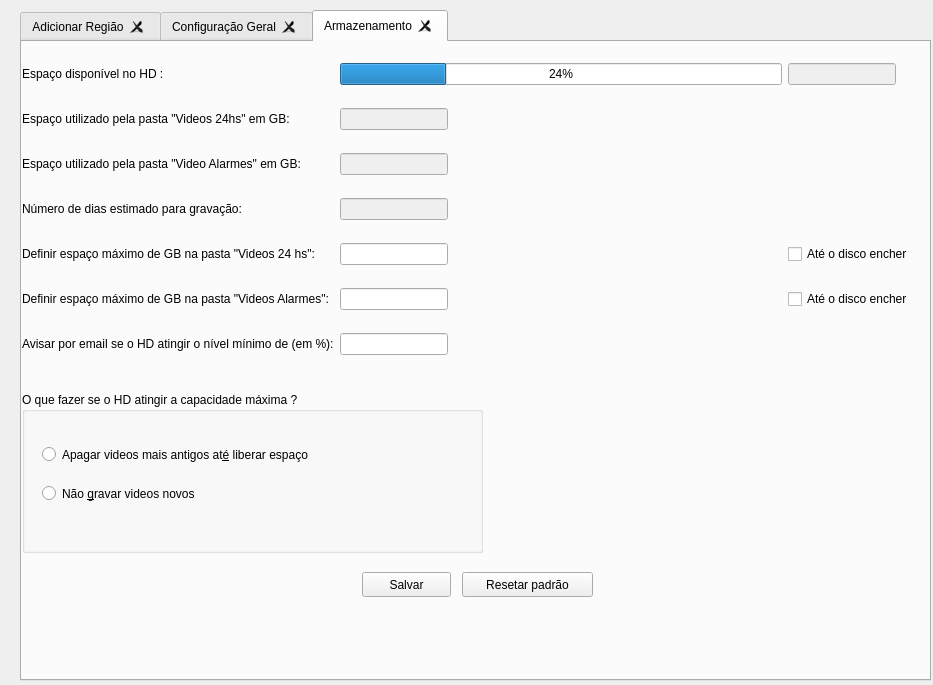
Before: the Qt Designer form mainForm.ui in noldorj/Personal-Home-Guard, drawn with Qt 5.
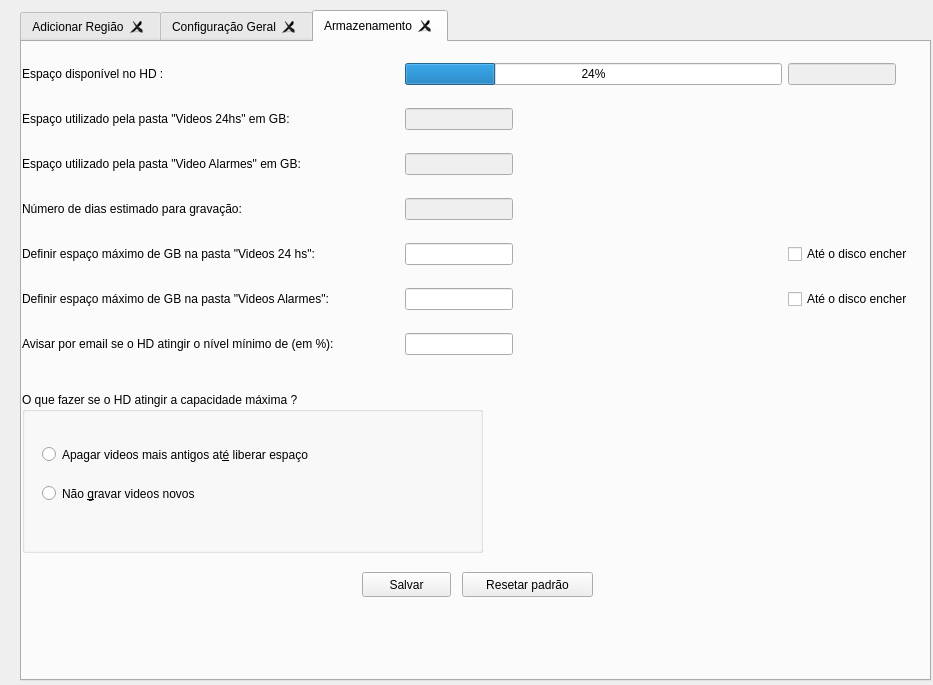
After: the same form once the commit is applied. The open tabs and pages were chosen to show the change.

The edit to the form file:
```diff
--- a/mainForm.ui
+++ b/mainForm.ui
@@ -686,6 +686,12 @@
       </item>
       <item row="14" column="0">
        <widget class="QLabel" name="label_30">
+        <property name="sizePolicy">
+         <sizepolicy hsizetype="Expanding" vsizetype="Preferred">
+          <horstretch>0</horstretch>
+          <verstretch>0</verstretch>
+         </sizepolicy>
+        </property>
         <property name="text">
          <string>Definir espaço máximo de GB na pasta &quot;Videos Alarmes&quot;: </string>
         </property>
@@ -693,6 +699,12 @@
       </item>
       <item row="1" column="0">
        <widget class="QLabel" name="label_25">
+        <property name="sizePolicy">
+         <sizepolicy hsizetype="Expanding" vsizetype="Preferred">
+          <horstretch>0</horstretch>
+          <verstretch>0</verstretch>
+         </sizepolicy>
+        </property>
         <property name="text">
          <string>Espaço utilizado pela pasta &quot;Videos 24hs&quot; em GB:</string>
         </property>
@@ -707,6 +719,12 @@
       </item>
       <item row="7" column="0">
        <widget class="QLabel" name="label_31">
+        <property name="sizePolicy">
+         <sizepolicy hsizetype="Expanding" vsizetype="Preferred">
+          <horstretch>0</horstretch>
+          <verstretch>0</verstretch>
+         </sizepolicy>
+        </property>
         <property name="text">
          <string>Espaço utilizado pela pasta &quot;Video Alarmes&quot; em GB:</string>
         </property>
@@ -738,6 +756,12 @@
       </item>
       <item row="11" column="0">
        <widget class="QLabel" name="label_28">
+        <property name="sizePolicy">
+         <sizepolicy hsizetype="Expanding" vsizetype="Preferred">
+          <horstretch>0</horstretch>
+          <verstretch>0</verstretch>
+         </sizepolicy>
+        </property>
         <property name="text">
          <string>Definir espaço máximo de GB na pasta &quot;Videos 24 hs&quot;:</string>
         </property>
```
Left out of the diff: 8 changed lines with no effect on the pictures.
